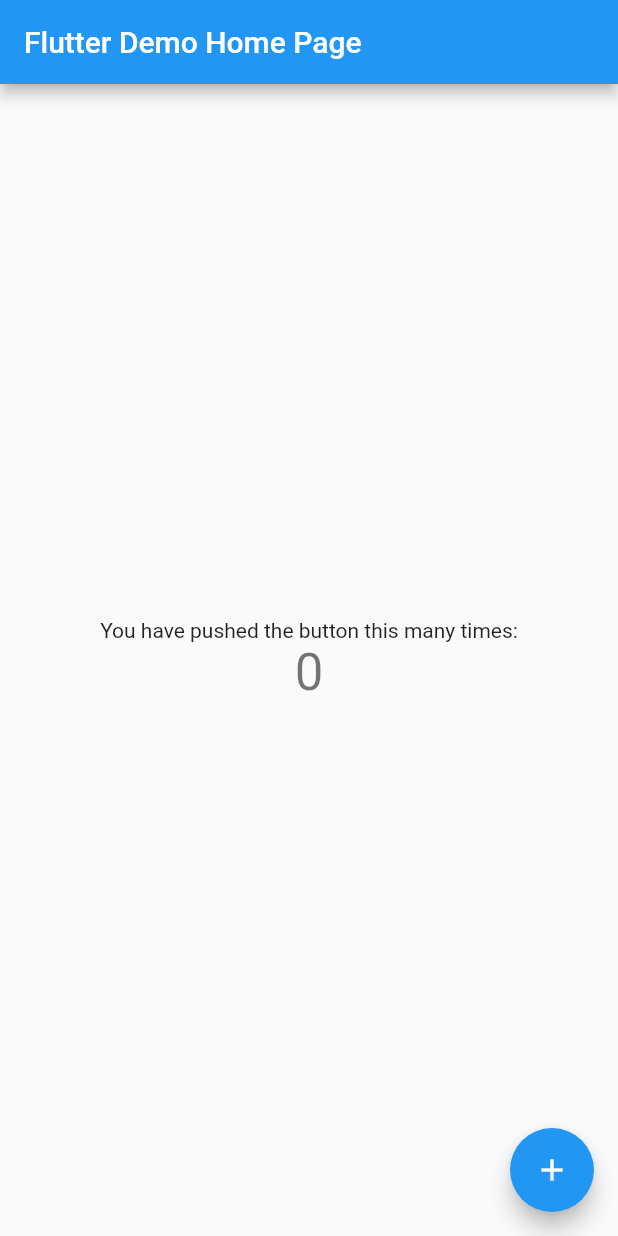
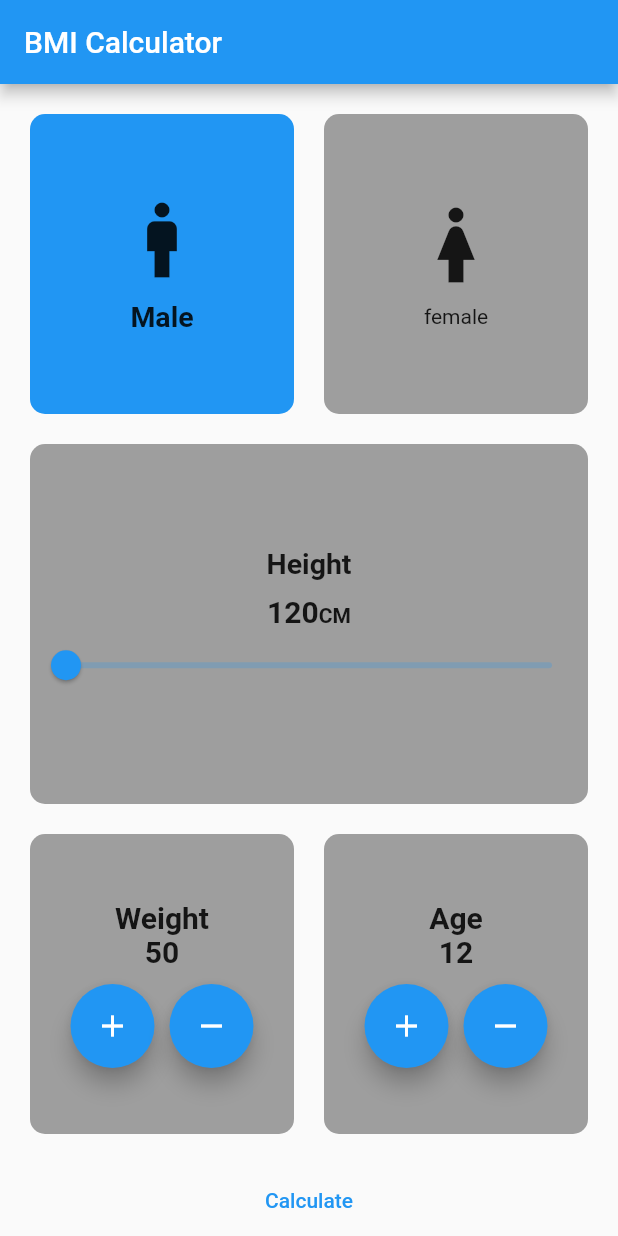
Before and after one commit to 1lordraiden1/BMI-Calculator, a Flutter app: the screen it shows after launch, on a phone screen of 412 x 824 dp. Run offline on Flutter 3.47's test engine with Material 2 defaults, Android fonts, the phone set to English and light mode, and no system bars.

Commit message:
App Completed

```diff
--- /dev/null
+++ b/lib/Layouts/bmi_main.dart
@@ -0,0 +1,323 @@
+import 'dart:math';
+
+import 'package:flutter/material.dart';
+import 'bmi_result.dart';
+
+class BMI_Screen extends StatefulWidget {
+  const BMI_Screen({Key? key}) : super(key: key);
+
+  @override
+  State<BMI_Screen> createState() => _BMI_ScreenState();
+}
+
+class _BMI_ScreenState extends State<BMI_Screen> {
+  bool isMale = true;
+  int height = 120;
+  int age = 12;
+  int weight = 50;
+  @override
+  Widget build(BuildContext context) {
+    return Scaffold(
+      appBar: AppBar(
+        title: const Text(
+            'BMI Calculator'
+        ),
+      ),
+      body:
+      Column(
+        children: [
+          Expanded(
+            child: Padding(
+              padding: const EdgeInsets.all(20.0),
+              child: Row(
+                children: [
+                  Expanded(
+                    child: GestureDetector(
+                      onTap: (){
+                        setState(() {
+                          isMale = true;
+                        });
+                      },
+                      child: Container(
+                        decoration: BoxDecoration(
+                          borderRadius: BorderRadius.circular(10.0),
+                          color: isMale ? Colors.blue : Colors.grey,
+                        ),
+                        child: Column(
+                          mainAxisAlignment: MainAxisAlignment.center,
+                          children: const [
+                            Icon(
+                              Icons.man,
+                              size: 60.0,
+                            ),
+                            SizedBox(
+                              height: 10.0,
+                            ),
+                            Text(
+                              'Male',
+                              style: TextStyle(
+                                fontWeight: FontWeight.bold,
+                                fontSize: 19.0,
+                              ),
+                            ),
+                          ],
+                        ),
+                      ),
+                    ),
+                  ),
+                  const SizedBox(
+                    width: 20.0,
+                  ),
+                  Expanded(
+                    child: GestureDetector(
+                      onTap: (){
+                        setState(() {
+                          isMale = false;
+                        });
+                      },
+                      child: Container(
+                        decoration: BoxDecoration(
+                          borderRadius: BorderRadius.circular(10.0),
+                          color: isMale ? Colors.grey : Colors.blue,
+                        ),
+                        child: Column(
+                          mainAxisAlignment: MainAxisAlignment.center,
+                          children: const [
+                            Icon(
+                              Icons.woman,
+                              size: 60.0,
+                            ),
+                            SizedBox(
+                              height: 10.0,
+                            ),
+                            Text(
+                              'female',
+                            ),
+                          ],
+                        ),
+                      ),
+                    ),
+                  ),
+                ],
+              ),
+            ),
+          ),
+          Expanded(
+            child: Padding(
+              padding: const EdgeInsets.symmetric(
+                  horizontal: 20.0
+              ),
+              child: Container(
+                decoration: BoxDecoration(
+                  borderRadius: BorderRadius.circular(10.0),
+                  color: Colors.grey,
+                ),
+                child: Column(
+                  mainAxisAlignment: MainAxisAlignment.center,
+                  children: [
+                    Text(
+                      "Height",
+                      style:TextStyle(
+                        fontWeight: FontWeight.bold,
+                        fontSize: 19.0,
+                      ),
+                    ),
+                    SizedBox(
+                      height: 10.0,
+                    ),
+                    Row(
+                      mainAxisAlignment: MainAxisAlignment.center,
+                      crossAxisAlignment: CrossAxisAlignment.baseline,
+                      textBaseline: TextBaseline.alphabetic,
+                      children: [
+                        Text(
+                          '${height.round()}',
+                          style: TextStyle(
+                            fontSize: 20.0,
+                            fontWeight: FontWeight.bold,
+
+                          ),
+                        ),
+                        Text(
+                          'CM',
+                          style: TextStyle(
+                            fontWeight: FontWeight.bold,
+                          ),
+                        ),
+                      ],
+                    ),
+                    Slider(
+                      value: height.toDouble(),
+                      min: 120.0,
+                      max: 220.0,
+                      onChanged: (value){
+                        setState(() {
+                          height = value.round();
+                        });
+                      },
+                    ),
+                  ],
+                ),
+              ),
+            ),
+          ),
+          Expanded(
+            child: Padding(
+              padding: const EdgeInsets.all(20.0),
+              child: Row(
+                children: [
+                  Expanded(
+                    child: Container(
+                      decoration: BoxDecoration(
+                        borderRadius: BorderRadius.circular(10.0),
+                        color: Colors.grey,
+                      ),
+                      child: Column(
+                        mainAxisAlignment: MainAxisAlignment.center,
+                        children: [
+                          Text(
+                            'Weight',
+                            style: TextStyle(
+                              fontSize: 20.0,
+                              fontWeight: FontWeight.bold,
+                            ),
+                          ),
+                          Text(
+                            '$weight',
+                            style: TextStyle(
+                              fontSize: 20.0,
+                              fontWeight: FontWeight.bold,
+                            ),
+                          ),
+                          SizedBox(
+                            height: 10.0,
+                          ),
+                          Row(
+                            mainAxisAlignment: MainAxisAlignment.center,
+                            children: [
+                              FloatingActionButton(
+                                heroTag:'weight++',
+                                onPressed: (){
+                                  setState(() {
+                                    weight++;
+                                    print(weight);
+                                  });
+                                },
+                                child: Icon(
+                                  Icons.add,
+                                ),
+                              ),
+                              const SizedBox(
+                                width: 10.0,
+                              ),
+                              FloatingActionButton(
+                                heroTag:'weight--',
+                                mini: false,
+                                onPressed: (){
+                                  setState(() {
+
+                                    weight--;
+                                    print(weight);
+                                  });
+                                },
+                                child: Icon(
+                                  Icons.remove,
+                                ),
+                              ),
+                            ],
+                          ),
+                        ],
+                      ),
+                    ),
+                  ),
+                  const SizedBox(
+                    width: 20.0,
+                  ),
+                  Expanded(
+                    child: Container(
+                      decoration: BoxDecoration(
+                        borderRadius: BorderRadius.circular(10.0),
+                        color: Colors.grey,
+                      ),
+                      child: Column(
+                        mainAxisAlignment: MainAxisAlignment.center,
+                        children: [
+                          Text(
+                            'Age',
+                            style: TextStyle(
+                              fontSize: 20.0,
+                              fontWeight: FontWeight.bold,
+                            ),
+                          ),
+                          Text(
+                            '$age',
+                            style: TextStyle(
+                              fontSize: 20.0,
+                              fontWeight: FontWeight.bold,
+                            ),
+                          ),
+                          SizedBox(
+                            height: 10.0,
+                          ),
+                          Row(
+                            mainAxisAlignment: MainAxisAlignment.center,
+                            children: [
+                              FloatingActionButton(
+                                heroTag:'age++',
+                                onPressed: (){
+                                  setState(() {
+                                    age++;
+                                    print(age);
+                                  });
+                                },
+                                child: Icon(
+                                  Icons.add,
+                                ),
+                              ),
+                              const SizedBox(
+                                width: 10.0,
+                              ),
+                              FloatingActionButton(
+                                heroTag: 'age--',
+                                mini: false,
+                                onPressed: (){
+                                  setState(() {
+
+                                    age--;
+                                    print(age);
+                                  });
+                                },
+                                child: Icon(
+                                  Icons.remove,
+                                ),
+                              ),
+                            ],
+                          ),
+                        ],
+                      ),
+                    ),
+                  ),
+                ],
+              ),
+            ),
+          ),
+          TextButton(
+            onPressed: (){
+              double result = weight / pow(height/100,2);
+              Navigator.push(
+                context,
+                MaterialPageRoute(builder: (context) => BmiResultScreen(
+                  isMale : isMale,
+                  result : result.round(),
+                  age : age,
+                ),
+                ),
+              );
+            } ,
+            child: Text('Calculate'),
+          ),
+        ],
+      ),
+    );
+  }
+}
--- /dev/null
+++ b/lib/Layouts/bmi_result.dart
@@ -0,0 +1,57 @@
+import 'package:flutter/material.dart';
+import 'bmi_main.dart';
+
+class BmiResultScreen extends StatelessWidget {
+  final bool? isMale;
+  final int? result;
+  final int? age;
+  BmiResultScreen({
+    @required this.isMale,
+    @required this.result,
+    @required this.age,
+  });
+
+
+  @override
+  Widget build(BuildContext context) {
+    return Scaffold(
+      appBar: AppBar(
+
+        title: Center(
+          child: Text(
+            'BMI Result',
+          ),
+        ),
+      ),
+      body: Center(
+        child: Column(
+          mainAxisAlignment: MainAxisAlignment.center,
+          children: [
+            Text(
+
+              'Gender : ${(isMale ?? true ) ? 'Male' : 'Female'} ',
+              style: TextStyle(
+                fontSize: 20.0,
+                fontWeight: FontWeight.bold,
+              ),
+            ),
+            Text(
+              'Result :$result',
+              style: TextStyle(
+                fontSize: 20.0,
+                fontWeight: FontWeight.bold,
+              ),
+            ),
+            Text(
+              'Age : $age',
+              style: TextStyle(
+                fontSize: 20.0,
+                fontWeight: FontWeight.bold,
+              ),
+            ),
+          ],
+        ),
+      ),
+    );
+  }
+}
--- a/lib/main.dart
+++ b/lib/main.dart
@@ -1,3 +1,4 @@
+import 'package:bmi_calculator/Layouts/bmi_main.dart';
 import 'package:flutter/material.dart';
 
 void main() {
@@ -11,7 +12,8 @@ class MyApp extends StatelessWidget {
   @override
   Widget build(BuildContext context) {
     return MaterialApp(
-      title: 'Flutter Demo',
+      title: 'BMI',
+      debugShowCheckedModeBanner: false,
       theme: ThemeData(
         // This is the theme of your application.
         //
@@ -24,92 +26,7 @@ class MyApp extends StatelessWidget {
         // is not restarted.
         primarySwatch: Colors.blue,
       ),
-      home: const MyHomePage(title: 'Flutter Demo Home Page'),
+      home: const BMI_Screen(),
     );
   }
 }
-
-class MyHomePage extends StatefulWidget {
-  const MyHomePage({super.key, required this.title});
-
-  // This widget is the home page of your application. It is stateful, meaning
-  // that it has a State object (defined below) that contains fields that affect
-  // how it looks.
-
-  // This class is the configuration for the state. It holds the values (in this
-  // case the title) provided by the parent (in this case the App widget) and
-  // used by the build method of the State. Fields in a Widget subclass are
-  // always marked "final".
-
-  final String title;
-
-  @override
-  State<MyHomePage> createState() => _MyHomePageState();
-}
-
-class _MyHomePageState extends State<MyHomePage> {
-  int _counter = 0;
-
-  void _incrementCounter() {
-    setState(() {
-      // This call to setState tells the Flutter framework that something has
-      // changed in this State, which causes it to rerun the build method below
-      // so that the display can reflect the updated values. If we changed
-      // _counter without calling setState(), then the build method would not be
-      // called again, and so nothing would appear to happen.
-      _counter++;
-    });
-  }
-
-  @override
-  Widget build(BuildContext context) {
-    // This method is rerun every time setState is called, for instance as done
-    // by the _incrementCounter method above.
-    //
-    // The Flutter framework has been optimized to make rerunning build methods
-    // fast, so that you can just rebuild anything that needs updating rather
-    // than having to individually change instances of widgets.
-    return Scaffold(
-      appBar: AppBar(
-        // Here we take the value from the MyHomePage object that was created by
-        // the App.build method, and use it to set our appbar title.
-        title: Text(widget.title),
-      ),
-      body: Center(
-        // Center is a layout widget. It takes a single child and positions it
-        // in the middle of the parent.
-        child: Column(
-          // Column is also a layout widget. It takes a list of children and
-          // arranges them vertically. By default, it sizes itself to fit its
-          // children horizontally, and tries to be as tall as its parent.
-          //
-          // Invoke "debug painting" (press "p" in the console, choose the
-          // "Toggle Debug Paint" action from the Flutter Inspector in Android
-          // Studio, or the "Toggle Debug Paint" command in Visual Studio Code)
-          // to see the wireframe for each widget.
-          //
-          // Column has various properties to control how it sizes itself and
-          // how it positions its children. Here we use mainAxisAlignment to
-          // center the children vertically; the main axis here is the vertical
-          // axis because Columns are vertical (the cross axis would be
-          // horizontal).
-          mainAxisAlignment: MainAxisAlignment.center,
-          children: <Widget>[
-            const Text(
-              'You have pushed the button this many times:',
-            ),
-            Text(
-              '$_counter',
-              style: Theme.of(context).textTheme.headline4,
-            ),
-          ],
-        ),
-      ),
-      floatingActionButton: FloatingActionButton(
-        onPressed: _incrementCounter,
-        tooltip: 'Increment',
-        child: const Icon(Icons.add),
-      ), // This trailing comma makes auto-formatting nicer for build methods.
-    );
-  }
-}
```
